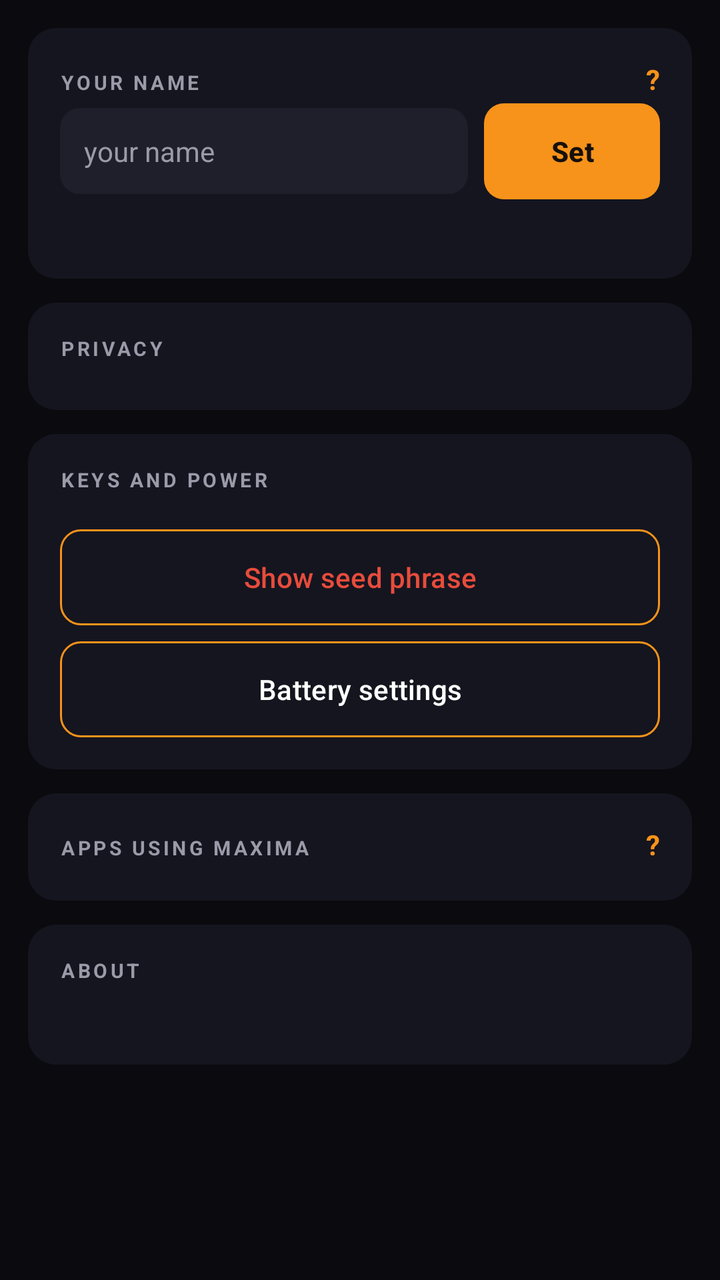
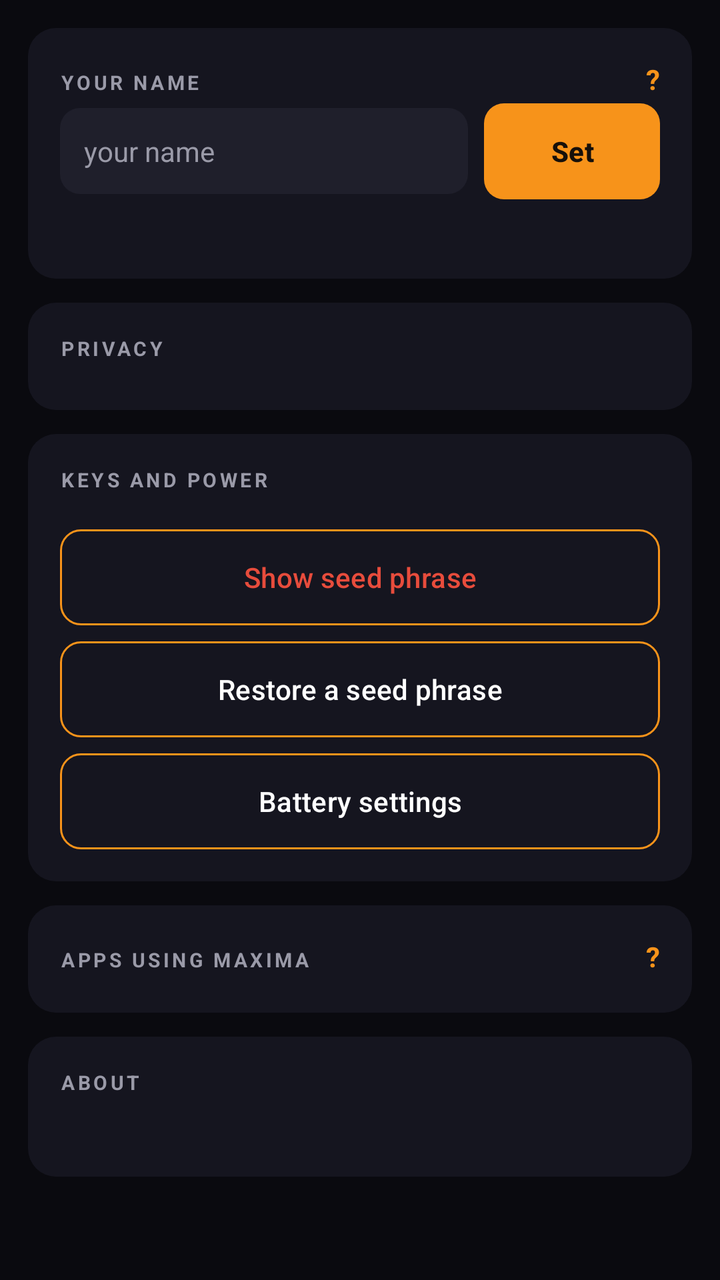

The first picture is an Android layout as it rendered before a commit; the second is the same layout after the commit. The layout source and the unified diff follow.
<!-- AndroidManifest.xml: application theme Theme.Maxima -->
<!-- res/layout/page_settings.xml -->
<?xml version="1.0" encoding="utf-8"?>
<ScrollView xmlns:android="http://schemas.android.com/apk/res/android"
    android:layout_width="match_parent"
    android:layout_height="match_parent"
    android:background="@color/ux_bg"
    android:fillViewport="true">

    <LinearLayout
        android:layout_width="match_parent"
        android:layout_height="wrap_content"
        android:orientation="vertical"
        android:padding="14dp">

        
        <LinearLayout
            android:layout_width="match_parent"
            android:layout_height="wrap_content"
            android:background="@drawable/card"
            android:orientation="vertical"
            android:padding="16dp">

            <LinearLayout
                android:layout_width="match_parent"
                android:layout_height="wrap_content"
                android:orientation="horizontal">

                <TextView
                    style="@style/MaximaSectionLabel"
                    android:layout_width="0dp"
                    android:layout_weight="1"
                    android:text="YOUR NAME" />

                <TextView
                    android:id="@+id/q_name"
                    android:layout_width="wrap_content"
                    android:layout_height="wrap_content"
                    android:paddingStart="10dp"
                    android:text="?"
                    android:textColor="@color/ux_accent"
                    android:textSize="14sp"
                    android:textStyle="bold" />
            </LinearLayout>

            <LinearLayout
                android:layout_width="match_parent"
                android:layout_height="wrap_content"
                android:orientation="horizontal">

                <EditText
                    android:id="@+id/name_field"
                    android:layout_width="0dp"
                    android:layout_weight="1"
                    android:layout_height="wrap_content"
                    android:background="@drawable/input"
                    android:hint="your name"
                    android:importantForAutofill="no"
                    android:inputType="textNoSuggestions|textCapWords"
                    android:maxLength="32"
                    android:padding="12dp"
                    android:textColor="@color/ux_text"
                    android:textColorHint="@color/ux_subtext"
                    android:textSize="14sp" />

                <Button
                    android:id="@+id/btn_set_name"
                    android:layout_width="wrap_content"
                    android:layout_height="wrap_content"
                    android:layout_marginStart="8dp"
                    android:background="@drawable/btn_primary"
                    android:stateListAnimator="@null"
                    android:text="Set"
                    android:textAllCaps="false"
                    android:textColor="#FF16100A"
                    android:textStyle="bold" />
            </LinearLayout>

            <TextView
                android:id="@+id/identity_key"
                style="@style/MaximaHint"
                android:layout_marginTop="10dp"
                android:fontFamily="monospace"
                android:textIsSelectable="true"
                android:textSize="10sp" />
        </LinearLayout>

        
        <LinearLayout
            android:layout_width="match_parent"
            android:layout_height="wrap_content"
            android:layout_marginTop="12dp"
            android:background="@drawable/card"
            android:orientation="vertical"
            android:padding="16dp">

            <TextView
                style="@style/MaximaSectionLabel"
                android:text="PRIVACY" />

            <LinearLayout
                android:id="@+id/settings_privacy"
                android:layout_width="match_parent"
                android:layout_height="wrap_content"
                android:orientation="vertical" />
        </LinearLayout>

        
        <LinearLayout
            android:layout_width="match_parent"
            android:layout_height="wrap_content"
            android:layout_marginTop="12dp"
            android:background="@drawable/card"
            android:orientation="vertical"
            android:padding="16dp">

            <TextView
                style="@style/MaximaSectionLabel"
                android:text="KEYS AND POWER" />

            <LinearLayout
                android:id="@+id/settings_security"
                android:layout_width="match_parent"
                android:layout_height="wrap_content"
                android:orientation="vertical" />

            <Button
                android:id="@+id/btn_phrase"
                android:layout_width="match_parent"
                android:layout_height="wrap_content"
                android:layout_marginTop="10dp"
                android:background="@drawable/btn_ghost"
                android:stateListAnimator="@null"
                android:text="Show seed phrase"
                android:textAllCaps="false"
                android:textColor="@color/ux_error" />

            <Button
                android:id="@+id/btn_battery"
                android:layout_width="match_parent"
                android:layout_height="wrap_content"
                android:layout_marginTop="8dp"
                android:background="@drawable/btn_ghost"
                android:stateListAnimator="@null"
                android:text="Battery settings"
                android:textAllCaps="false"
                android:textColor="@color/ux_text" />
        </LinearLayout>

        
        <LinearLayout
            android:layout_width="match_parent"
            android:layout_height="wrap_content"
            android:layout_marginTop="12dp"
            android:background="@drawable/card"
            android:orientation="vertical"
            android:padding="16dp">

            <LinearLayout
                android:layout_width="match_parent"
                android:layout_height="wrap_content"
                android:orientation="horizontal">

                <TextView
                    style="@style/MaximaSectionLabel"
                    android:layout_width="0dp"
                    android:layout_weight="1"
                    android:text="APPS USING MAXIMA" />

                <TextView
                    android:id="@+id/q_ipc"
                    android:layout_width="wrap_content"
                    android:layout_height="wrap_content"
                    android:paddingStart="10dp"
                    android:text="?"
                    android:textColor="@color/ux_accent"
                    android:textSize="14sp"
                    android:textStyle="bold" />
            </LinearLayout>

            <LinearLayout
                android:id="@+id/apps_container"
                android:layout_width="match_parent"
                android:layout_height="wrap_content"
                android:orientation="vertical" />
        </LinearLayout>

        
        <LinearLayout
            android:layout_width="match_parent"
            android:layout_height="wrap_content"
            android:layout_marginTop="12dp"
            android:layout_marginBottom="8dp"
            android:background="@drawable/card"
            android:orientation="vertical"
            android:padding="16dp">

            <TextView
                style="@style/MaximaSectionLabel"
                android:text="ABOUT" />

            <TextView
                android:id="@+id/about"
                style="@style/MaximaHint" />
        </LinearLayout>
    </LinearLayout>
</ScrollView>
<!-- resources referenced by this layout -->
<resources>
  <color name="ux_accent">#FFF7931A</color>
  <color name="ux_bg">#FF0A0A0F</color>
  <color name="ux_error">#FFE74C3C</color>
  <color name="ux_subtext">#FF9A9AA8</color>
  <color name="ux_text">#FFFFFFFF</color>
  <!-- drawable btn_ghost (drawable) -->
  <?xml version="1.0" encoding="utf-8"?>
  <selector xmlns:android="http://schemas.android.com/apk/res/android">
      <item android:state_pressed="true">
          <shape android:shape="rectangle">
              <solid android:color="@color/ux_selected" />
              <corners android:radius="10dp" />
              <stroke android:width="1dp" android:color="@color/ux_accent" />
          </shape>
      </item>
      <item>
          <shape android:shape="rectangle">
              <solid android:color="#00000000" />
              <corners android:radius="10dp" />
              <stroke android:width="1dp" android:color="@color/ux_divider" />
          </shape>
      </item>
  </selector>
  <!-- drawable btn_primary (drawable) -->
  <?xml version="1.0" encoding="utf-8"?>
  <selector xmlns:android="http://schemas.android.com/apk/res/android">
      <item android:state_pressed="true">
          <shape android:shape="rectangle">
              <solid android:color="#FFCB7A15" />
              <corners android:radius="10dp" />
          </shape>
      </item>
      <item>
          <shape android:shape="rectangle">
              <solid android:color="@color/ux_accent" />
              <corners android:radius="10dp" />
          </shape>
      </item>
  </selector>
  <!-- drawable card (drawable) -->
  <?xml version="1.0" encoding="utf-8"?>
  <shape xmlns:android="http://schemas.android.com/apk/res/android" android:shape="rectangle">
      <solid android:color="@color/ux_card" />
      <corners android:radius="14dp" />
  </shape>
  <!-- drawable input (drawable) -->
  <?xml version="1.0" encoding="utf-8"?>
  <shape xmlns:android="http://schemas.android.com/apk/res/android" android:shape="rectangle">
      <solid android:color="@color/ux_input" />
      <corners android:radius="10dp" />
  </shape>
  <style name="MaximaHint">
          <item name="android:textSize">12sp</item>
          <item name="android:textColor">@color/ux_subtext</item>
          <item name="android:layout_width">match_parent</item>
          <item name="android:layout_height">wrap_content</item>
      </style>
  <style name="MaximaSectionLabel">
          <item name="android:textSize">10sp</item>
          <item name="android:textStyle">bold</item>
          <item name="android:letterSpacing">0.15</item>
          <item name="android:textColor">@color/ux_subtext</item>
          <item name="android:layout_marginBottom">8dp</item>
          <item name="android:layout_width">wrap_content</item>
          <item name="android:layout_height">wrap_content</item>
      </style>
  <style name="Theme.Maxima" parent="Base.Theme.Maxima" />
  <color name="ux_selected">#33F7931A</color>
  <color name="ux_divider">#FF2A2A38</color>
  <color name="ux_card">#FF15151F</color>
  <color name="ux_input">#FF1F1F2B</color>
  <style name="Base.Theme.Maxima" parent="Theme.Material3.DayNight.NoActionBar">
          <item name="android:windowBackground">@color/ux_bg</item>
          <item name="android:textColor">@color/ux_text</item>
          <item name="colorPrimary">@color/ux_accent</item>
      </style>
</resources>

<!-- the commit's change to res/layout/page_settings.xml (unified diff, before → after) -->
@@ -134,6 +134,17 @@
                 android:textColor="@color/ux_error" />
 
             <Button
+                android:id="@+id/btn_restore"
+                android:layout_width="match_parent"
+                android:layout_height="wrap_content"
+                android:layout_marginTop="8dp"
+                android:background="@drawable/btn_ghost"
+                android:stateListAnimator="@null"
+                android:text="Restore a seed phrase"
+                android:textAllCaps="false"
+                android:textColor="@color/ux_text" />
+
+            <Button
                 android:id="@+id/btn_battery"
                 android:layout_width="match_parent"
                 android:layout_height="wrap_content"
